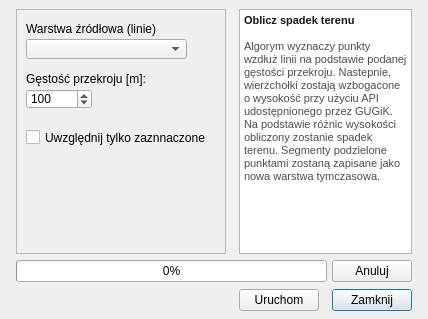
abocianowski/ObliczWysokosc, file plugin/ObliczWysokosc/qt/calculate_decrease.ui: the form before one commit.
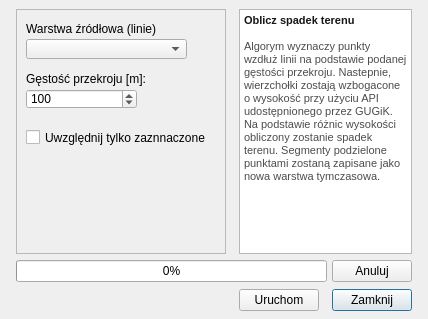
The form after the commit. Icons and pictures are not drawn. Custom widgets are drawn as their Qt base class.

Patch:
```diff
--- a/plugin/ObliczWysokosc/qt/calculate_decrease.ui
+++ b/plugin/ObliczWysokosc/qt/calculate_decrease.ui
@@ -135,7 +135,7 @@
      <rect>
       <x>10</x>
       <y>80</y>
-      <width>66</width>
+      <width>111</width>
       <height>20</height>
      </rect>
     </property>
@@ -143,7 +143,7 @@
      <number>1</number>
     </property>
     <property name="maximum">
-     <number>100000</number>
+     <number>1000000000</number>
     </property>
     <property name="value">
      <number>100</number>
```
Left out of the diff: 5 changed lines with no effect on the pictures.
